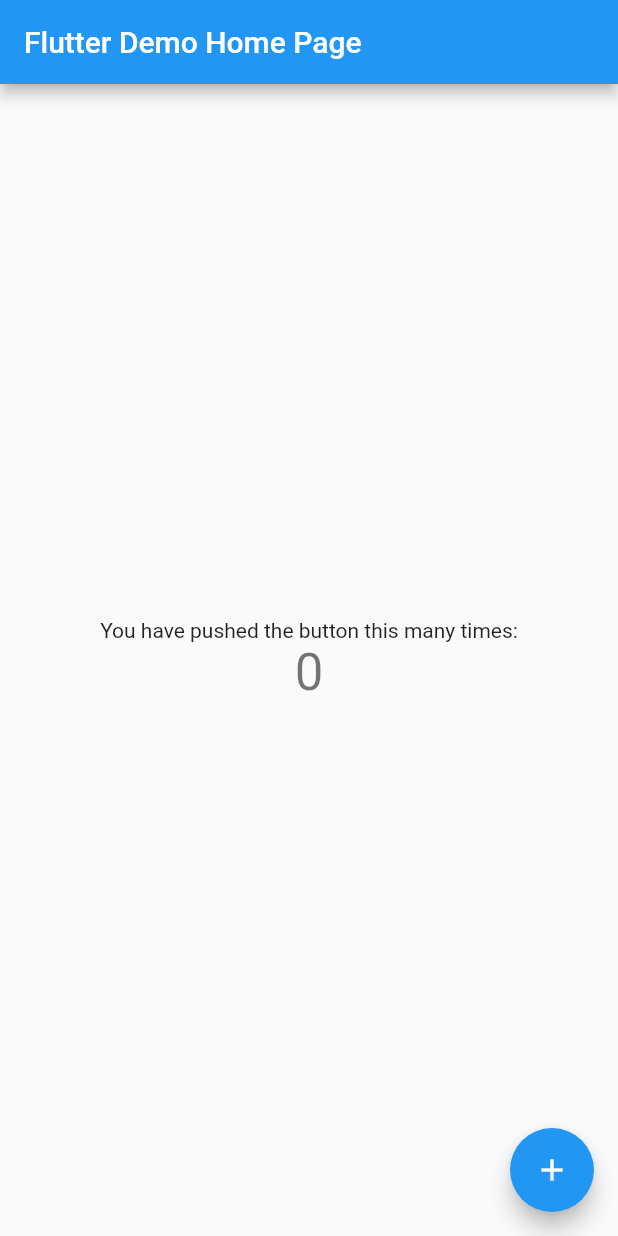
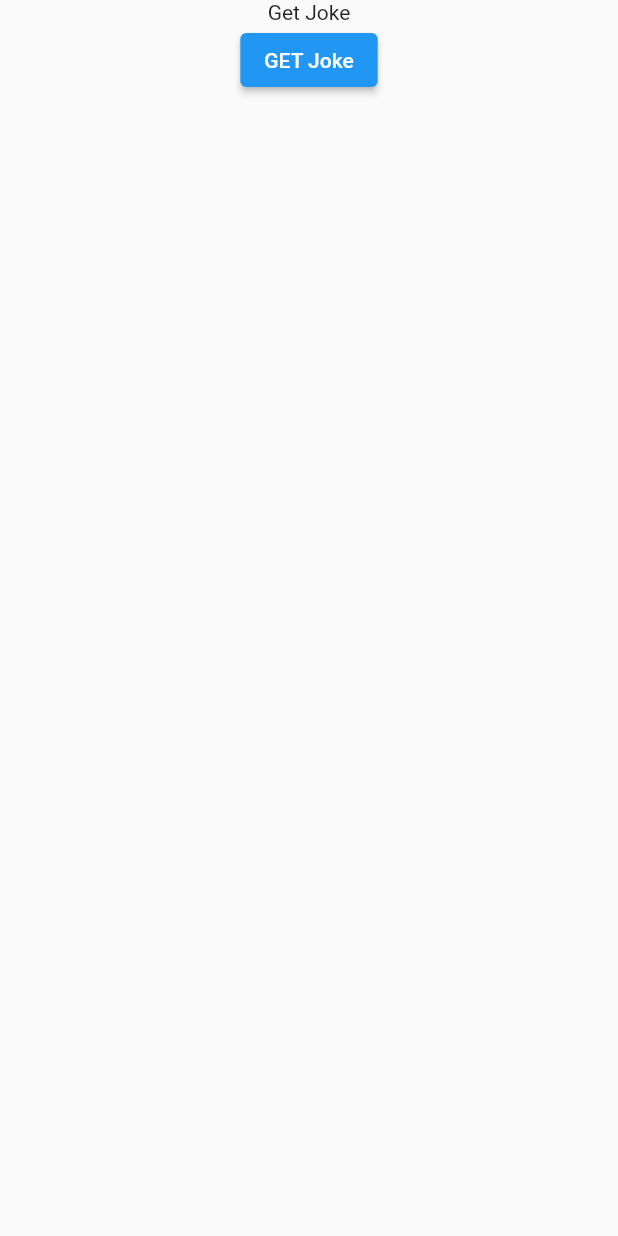
Before and after one commit to AryanKhubchandani/MagicDadJokesBall, a Flutter app: the screen it shows after launch, on a phone screen of 412 x 824 dp. Run offline on Flutter 3.47's test engine with Material 2 defaults, Android fonts, the phone set to English and light mode, and no system bars; our stand-ins replace dio.

Commit message:
add Api and fetch joke

```diff
--- a/lib/main.dart
+++ b/lib/main.dart
@@ -1,4 +1,6 @@
 import 'package:flutter/material.dart';
+
+import 'package:magic_dad_ball/service.dart';
 
 void main() {
   runApp(MyApp());
@@ -9,7 +11,7 @@
   @override
   Widget build(BuildContext context) {
     return MaterialApp(
-      title: 'Flutter Demo',
+      title: 'Magic Dad Ball',
       theme: ThemeData(
         // This is the theme of your application.
         //
@@ -22,7 +24,7 @@
         // is not restarted.
         primarySwatch: Colors.blue,
       ),
-      home: MyHomePage(title: 'Flutter Demo Home Page'),
+      home: Service(title: 'Flutter Demo Home Page'),
     );
   }
 }
--- /dev/null
+++ b/lib/service.dart
@@ -0,0 +1,77 @@
+import 'package:flutter/material.dart';
+
+import 'package:dio/dio.dart';
+import 'package:http/http.dart' as http;
+import 'dart:convert' as convert;
+
+class Service extends StatefulWidget {
+  Service({Key key, this.title}) : super(key: key);
+
+  final String title;
+
+  @override
+  _ServiceState createState() => _ServiceState();
+}
+
+class _ServiceState extends State<Service> {
+  // Future<String> getJoke() async {
+  //   final url = 'https://icanhazdadjoke.com/';
+  //   var dio = Dio();
+  //   // response = await dio.get('https://icanhazdadjoke.com/');
+  //   dio.options.baseUrl = "https://icanhazdadjoke.com/";
+  //   dio.options.headers['Accept'] = 'application/json';
+  //   var jsonString = await dio.get(
+  //     url,
+  //     queryParameters: dio.options.headers,
+  //   );
+  //   Map<String, dynamic> response = convert.jsonDecode(jsonString.data);
+  //   // response = await dio.get(url, queryParameters:  Map<String, dynamic> )
+  //   print(response['joke']);
+  //   return response['joke'];
+  // }
+
+  Future<String> getJoke() async {
+    final url = Uri.parse('https://icanhazdadjoke.com/');
+
+    var jsonString = await http.get(
+      url,
+      headers: {"Accept": "application/json"},
+    );
+    Map<String, dynamic> response = convert.jsonDecode(jsonString.body);
+    print(response['joke']);
+    return response['joke'];
+  }
+
+  //     if (response.statusCode == 200) {
+  //       print();
+  //       return ;
+  //     } else {
+  //       throw Exception('Failed to load joke');
+  //     }
+  //   } catch (error) {
+  //     throw Exception('Failed to load joke');
+  //   }
+  // }
+
+  @override
+  Widget build(BuildContext context) {
+    return Scaffold(
+      body: SafeArea(
+        child: Center(
+          child: Container(
+            child: Column(
+              children: [
+                Text("Get Joke"),
+                ElevatedButton(
+                    onPressed: () {
+                      getJoke();
+                    },
+                    child: Text("GET Joke"))
+              ],
+            ),
+          ),
+        ),
+      ),
+    );
+  }
+}
--- a/pubspec.yaml
+++ b/pubspec.yaml
@@ -28,6 +28,9 @@
   # The following adds the Cupertino Icons font to your application.
   # Use with the CupertinoIcons class for iOS style icons.
   cupertino_icons: ^1.0.2
+  dio: ^4.0.0
+  http: ^0.13.3
+  shake: ^1.0.0
 
 dev_dependencies:
   flutter_test:
```
Also changed, not shown: pubspec.lock.
